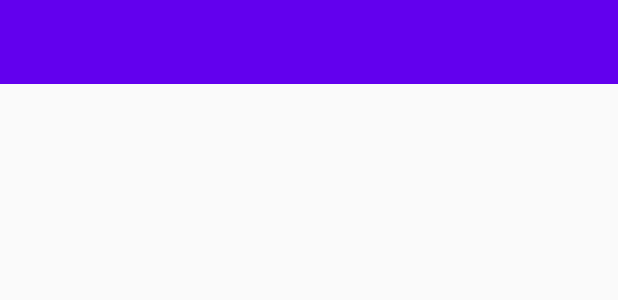
After one commit to DJovellar/RouteMap, an Android app: the layout toolbar.xml on its own in the app's theme, with its tools: preview values and no code run, on a phone screen of 412 x 824 dp. The commit adds this screen. Shown: the top 300 px of the screen. Run offline under Robolectric (Android 15) with nearby library versions, the phone set to English and light mode, and no system bars.

Commit message:
Implement personalized toolbar with custom buttons in Activity Map

```diff
--- a/app/src/main/AndroidManifest.xml
+++ b/app/src/main/AndroidManifest.xml
@@ -17,7 +17,7 @@
         android:roundIcon="@mipmap/ic_launcher_round"
         android:supportsRtl="true"
         android:theme="@style/AppTheme">
-        <activity android:name=".MapActivity"></activity>
+        <activity android:name=".activities.MapActivity"/>
         <!--
              The API key for Google Maps-based APIs is defined as a string resource.
              (See the file "res/values/google_maps_api.xml").
--- /dev/null
+++ b/app/src/main/res/layout/toolbar.xml
@@ -0,0 +1,12 @@
+<?xml version="1.0" encoding="utf-8"?>
+<androidx.appcompat.widget.Toolbar
+    xmlns:android="http://schemas.android.com/apk/res/android"
+    xmlns:app="http://schemas.android.com/apk/res-auto"
+    android:id="@+id/toolbar"
+    android:minHeight="?attr/actionBarSize"
+    android:layout_width="match_parent"
+    android:layout_height="wrap_content"
+    android:background="?attr/colorPrimary"
+    android:theme="@style/ToolbarTheme"
+    app:titleTextAppearance="@style/ToolbarTheme.TitleText"
+    app:popupTheme="@style/ThemeOverlay.AppCompat.Light" />
--- a/app/src/main/res/values/strings.xml
+++ b/app/src/main/res/values/strings.xml
@@ -19,5 +19,7 @@
     <string name="add">Añadir</string>
     <string name="filter">Filtrar</string>
     <string name="help">Ayuda</string>
+    <string name="profile">Perfil</string>
+    <string name="preferences">Preferencias</string>
 
 </resources>
--- a/app/src/main/res/values/styles.xml
+++ b/app/src/main/res/values/styles.xml
@@ -1,7 +1,7 @@
 <resources>
 
     <!-- Base application theme. -->
-    <style name="AppTheme" parent="Theme.AppCompat.Light.DarkActionBar">
+    <style name="AppTheme" parent="Theme.AppCompat.Light.NoActionBar">
         <!-- Customize your theme here. -->
         <item name="colorPrimary">@color/colorPrimary</item>
         <item name="colorPrimaryDark">@color/colorPrimaryDark</item>
@@ -35,4 +35,17 @@
         <item name="android:textSize">15sp</item>
     </style>
 
+    <style name="ToolbarTheme" parent="@style/ThemeOverlay.AppCompat.Dark.ActionBar">
+        <!-- android:textColorPrimary is the color of the title text in the Toolbar  -->
+        <item name="android:textColorPrimary">@android:color/holo_blue_light</item>
+        <!-- actionMenuTextColor is the color of the text of action (menu) items  -->
+        <item name="actionMenuTextColor">@android:color/holo_green_light</item>
+    </style>
+
+    <style name="ToolbarTheme.TitleText" parent="TextAppearance.Widget.AppCompat.Toolbar.Title">
+        <item name="android:textColor">@android:color/black</item>
+        <item name="android:textSize">17sp</item>
+        <item name="android:textStyle">italic</item>
+    </style>
+
 </resources>
```
Also changed, not shown: app/src/main/java/com/example/routemap/activities/MapActivity.java (renamed from app/src/main/java/com/example/routemap/MapActivity.java, +14 -1 lines), app/src/main/res/drawable/ic_toolbar_add.xml (added, +9 -0 lines), app/src/main/res/drawable/ic_toolbar_car.xml (added, +9 -0 lines), app/src/main/res/drawable/ic_toolbar_help.xml (added, +9 -0 lines), app/src/main/res/drawable/ic_toolbar_preferences.xml (added, +9 -0 lines), app/src/main/res/drawable/ic_toolbar_profile.xml (added, +9 -0 lines), app/src/main/res/layout/activity_map.xml (+5 -35 lines), app/src/main/res/menu/toolbar_menu.xml (added, +37 -0 lines).
